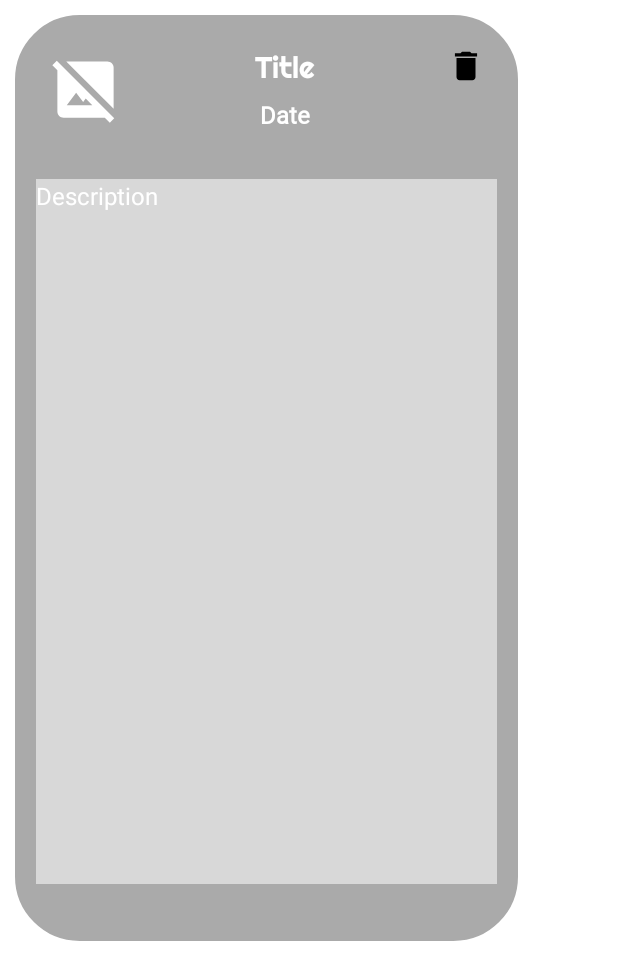
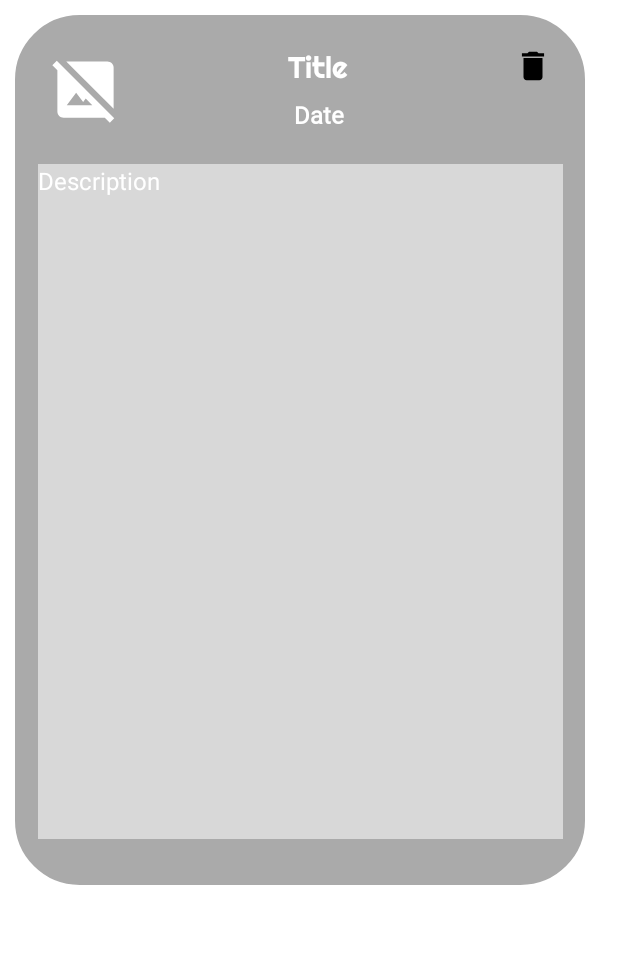
Before and after one commit to tolgakurucay/MyNotebook, an Android app: the layout favorites_layout.xml on its own in the app's theme, with its tools: preview values and no code run, on a phone screen of 412 x 824 dp. Shown: the top 980 px of the screen. Run offline under Robolectric (Android 15) with nearby library versions, the phone set to English and light mode, and no system bars.

Commit message:
delete and favorite bug has fixed

```diff
--- a/app/src/main/java/com/tolgakurucay/mynotebook/adapters/NoteAdapter.kt
+++ b/app/src/main/java/com/tolgakurucay/mynotebook/adapters/NoteAdapter.kt
@@ -41,6 +41,7 @@ class NoteAdapter(var noteList:ArrayList<NoteModel>,var completion:(noteList:Arr
 
     fun viewIdListSetFalse(){
         viewIdList.clear()
+        Log.d(TAG, "viewIdListSetFalse: ${viewIdList.size}")
         for(id in 0 until noteList.size){
             viewIdList.put(id,false)
         }
@@ -123,7 +124,6 @@ class NoteAdapter(var noteList:ArrayList<NoteModel>,var completion:(noteList:Arr
     }
 
     fun updateNoteList(newNoteList:List<NoteModel>){
-        noteList.clear()
         noteList= ArrayList(newNoteList)
         notifyDataSetChanged()
     }
--- a/app/src/main/java/com/tolgakurucay/mynotebook/services/NoteDatabase.kt
+++ b/app/src/main/java/com/tolgakurucay/mynotebook/services/NoteDatabase.kt
@@ -20,7 +20,7 @@ import com.tolgakurucay.mynotebook.models.NoteModel
             if(instance==null){
                 instance=Room.databaseBuilder(context.applicationContext, NoteDatabase::class.java,"NoteDatabase")
                     .allowMainThreadQueries()
-                   // .fallbackToDestructiveMigration()
+                    .fallbackToDestructiveMigration()
                     .build()
             }
             return instance
--- a/app/src/main/java/com/tolgakurucay/mynotebook/viewmodels/main/FavoritesFragmentViewModel.java
+++ b/app/src/main/java/com/tolgakurucay/mynotebook/viewmodels/main/FavoritesFragmentViewModel.java
@@ -91,5 +91,9 @@ public class FavoritesFragmentViewModel extends ViewModel {
         }
     }
 
+    public void saveChanges(Context context){
+
+    }
+
 
 }
--- a/app/src/main/java/com/tolgakurucay/mynotebook/viewmodels/main/FeedFragmentViewModel.java
+++ b/app/src/main/java/com/tolgakurucay/mynotebook/viewmodels/main/FeedFragmentViewModel.java
@@ -5,6 +5,7 @@ import android.app.Activity;
 import android.content.Context;
 import android.content.DialogInterface;
 import android.content.pm.PackageManager;
+import android.util.Log;
 import android.view.View;
 import androidx.annotation.NonNull;
 import androidx.core.app.ActivityCompat;
@@ -61,7 +62,6 @@ public class FeedFragmentViewModel extends ViewModel {
 
         if(db!=null){
             NoteDAO dao= db.noteDao();
-            //dao.deleteAll();
            List<NoteModel> notes = dao.getAllNotes();
            noteList.setValue(notes);
         }
@@ -97,6 +97,7 @@ public class FeedFragmentViewModel extends ViewModel {
         if(db!=null){
             NoteDAO dao =db.noteDao();
             for(int i=0;i<noteList.size();i++){
+                Log.d("bilgi", i+" "+noteList.get(i));
                 dao.deleteNote(noteList.get(i));
             }
 
--- a/app/src/main/java/com/tolgakurucay/mynotebook/views/main/FeedFragment.kt
+++ b/app/src/main/java/com/tolgakurucay/mynotebook/views/main/FeedFragment.kt
@@ -41,11 +41,13 @@ class FeedFragment : Fragment() {
             setHasOptionsMenu(false)
             tempNoteModels=it
             Log.d(TAG, "${it.size}")
+            Log.d(TAG, "Listemizin içindekiler\n${it}")
 
         }
         else//menüyü göster
         {
             Log.d(TAG, "${it.size}")
+            Log.d(TAG, "Listemizin içindekiler\n${it}")
             setHasOptionsMenu(true)
             tempNoteModels=it
 
@@ -253,7 +255,7 @@ class FeedFragment : Fragment() {
                     })
                     .setNegativeButton(getString(R.string.cancel), object : DialogInterface.OnClickListener {
                         override fun onClick(p0: DialogInterface?, p1: Int) {
-
+                            //hiçbirşey silimedi
                         }
 
                     })
@@ -281,9 +283,9 @@ class FeedFragment : Fragment() {
                             }
 
                             viewModel.addFavorites(requireContext(),favoritesList)
-
                             setHasOptionsMenu(false)
                             viewModel.deleteNotes(requireContext(),tempNoteModels)
+                            tempNoteModels.clear()
                             viewModel.getAllNotes(requireContext())
                             noteAdapter.modelArrayListClear()
                             noteAdapter.viewIdListSetFalse()
--- /dev/null
+++ b/app/src/main/res/drawable/save.xml
@@ -0,0 +1,5 @@
+<vector android:height="24dp" android:tint="#FFFFFF"
+    android:viewportHeight="24" android:viewportWidth="24"
+    android:width="24dp" xmlns:android="http://schemas.android.com/apk/res/android">
+    <path android:fillColor="@android:color/white" android:pathData="M17,3L5,3c-1.11,0 -2,0.9 -2,2v14c0,1.1 0.89,2 2,2h14c1.1,0 2,-0.9 2,-2L21,7l-4,-4zM12,19c-1.66,0 -3,-1.34 -3,-3s1.34,-3 3,-3 3,1.34 3,3 -1.34,3 -3,3zM15,9L5,9L5,5h10v4z"/>
+</vector>
--- a/app/src/main/res/layout/favorites_layout.xml
+++ b/app/src/main/res/layout/favorites_layout.xml
@@ -2,19 +2,20 @@
 <androidx.constraintlayout.widget.ConstraintLayout xmlns:android="http://schemas.android.com/apk/res/android"
     xmlns:app="http://schemas.android.com/apk/res-auto"
     xmlns:tools="http://schemas.android.com/tools"
-    android:layout_width="wrap_content"
-    android:layout_height="wrap_content"
+    android:layout_width="400dp"
+    android:layout_height="600dp"
     android:background="@drawable/favorites_background">
 
     <EditText
         android:id="@+id/textViewFavoritesTitle"
-        android:layout_width="wrap_content"
+        android:layout_width="0dp"
         android:layout_height="wrap_content"
         android:layout_marginStart="88dp"
         android:layout_marginTop="32dp"
         android:layout_marginEnd="88dp"
         android:background="@android:color/transparent"
         android:fontFamily="@font/righteorus"
+        android:gravity="center"
         android:text="@string/title"
         android:textColor="#FFFFFF"
         android:textSize="20dp"
@@ -28,6 +29,7 @@
         android:layout_height="wrap_content"
         android:layout_marginTop="8dp"
         android:fontFamily="@font/orange_juice"
+        android:gravity="center"
         android:text="@string/date"
         android:textColor="#FFFFFF"
         android:textSize="16dp"
@@ -38,11 +40,9 @@
 
     <EditText
         android:id="@+id/textView4"
-        android:layout_width="0dp"
-        android:layout_height="wrap_content"
-        android:layout_marginStart="24dp"
+        android:layout_width="350dp"
+        android:layout_height="0dp"
         android:layout_marginTop="32dp"
-        android:layout_marginEnd="24dp"
         android:layout_marginBottom="48dp"
         android:background="#8CFFFFFF"
         android:gravity="start"
@@ -58,7 +58,7 @@
         android:textSize="16sp"
         app:layout_constraintBottom_toBottomOf="parent"
         app:layout_constraintEnd_toEndOf="parent"
-        app:layout_constraintHorizontal_bias="0.0"
+        app:layout_constraintHeight_percent="0.75"
         app:layout_constraintStart_toStartOf="parent"
         app:layout_constraintTop_toBottomOf="@+id/textVliewFavoritesDate"
         app:layout_constraintVertical_bias="0.583" />
--- /dev/null
+++ b/app/src/main/res/menu/favorites_menu.xml
@@ -0,0 +1,6 @@
+<?xml version="1.0" encoding="utf-8"?>
+<menu xmlns:android="http://schemas.android.com/apk/res/android"
+    xmlns:app="http://schemas.android.com/apk/res-auto">
+    <item android:id="@+id/saveItem" android:icon="@drawable/save" android:title="@string/save" app:showAsAction="ifRoom"/>
+
+</menu>
--- a/app/src/main/res/values/strings.xml
+++ b/app/src/main/res/values/strings.xml
@@ -95,5 +95,8 @@
     <string name="areyousureyouwanttoaddfavorites">Are You Sure You Want To Add Selected Notes To Favorites</string>
     <string name="addtofavorites">Add To Favorites</string>
     <string name="date">Date</string>
+    <string name="areyousureyouwanttosavechanges">Are You Sure You Want To Save Changes?</string>
+    <string name="dontsave">Don\'t Save</string>
+    <string name="cancelled">Cancelled</string>
 
 </resources>
```
Also changed, not shown: app/src/main/java/com/tolgakurucay/mynotebook/views/main/FavoritesFragment.kt (+3 -4 lines), 1 other file.
